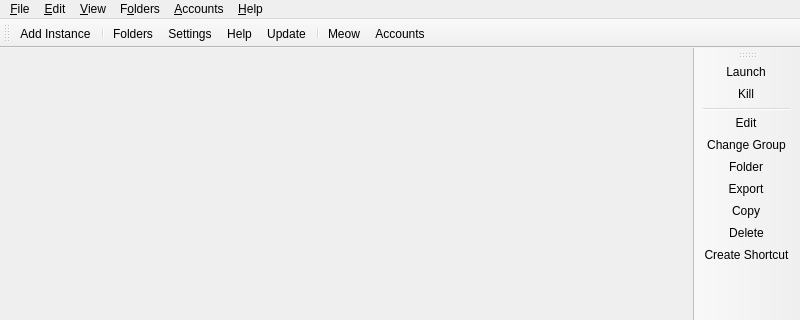
This is launcher/ui/MainWindow.ui in CleanLauncher/Launcher as Qt 5 draws it before an edit; both pictures show x 0 to 800 and y 0 to 320 of the 800 by 600 pixel window. The edited form follows.
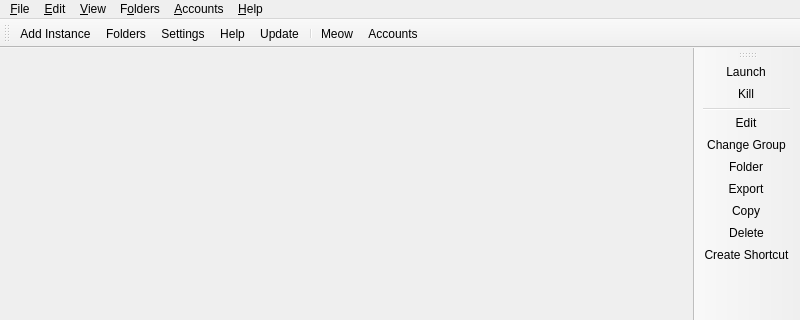
This is the edited form. Icons and pictures are not drawn. Custom widgets are drawn as their Qt base class.

Commit message: fix(MainWindow): remove separator between "Add Instance" and other buttons

Patch:
```diff
--- a/launcher/ui/MainWindow.ui
+++ b/launcher/ui/MainWindow.ui
@@ -50,7 +50,6 @@
     <bool>false</bool>
    </attribute>
    <addaction name="actionAddInstance"/>
-   <addaction name="separator"/>
    <addaction name="actionFoldersButton"/>
    <addaction name="actionSettings"/>
    <addaction name="actionHelpButton"/>
```
Left out of the diff: 25 changed lines with no effect on the pictures.
